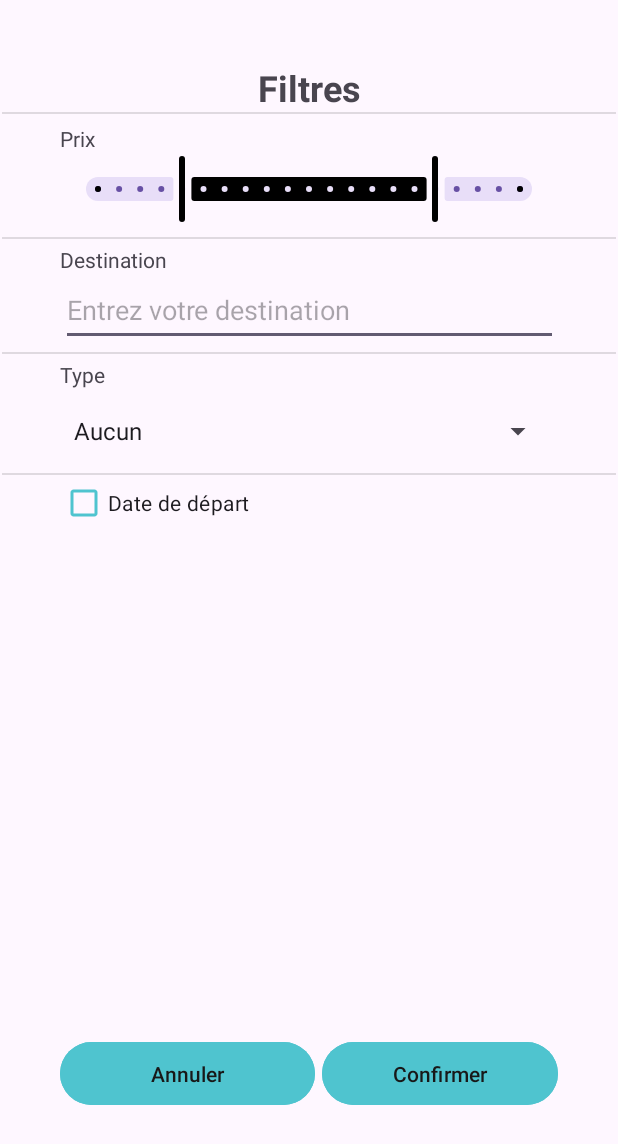
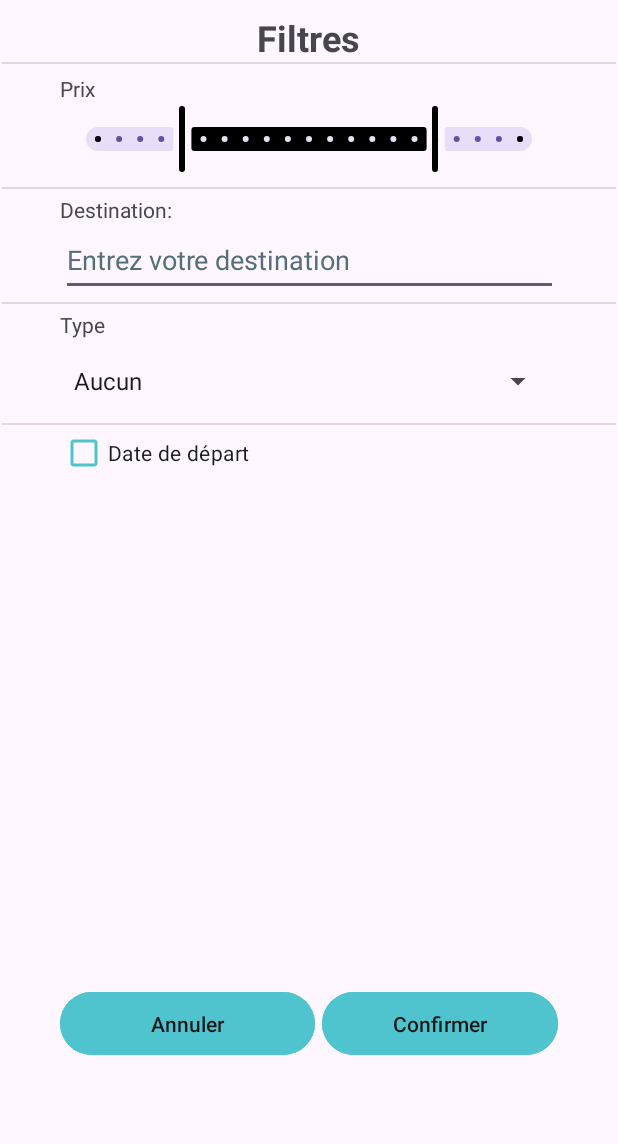
Before and after one commit to ikea400/TCH057-AgenceTouristique, an Android app: the FilterActivity screen opened directly, with no data from a screen before it, on a phone screen of 412 x 824 dp. Shown: the top 1144 px of the screen. Run offline under Robolectric (Android 15) with nearby library versions, the phone set to English and light mode, and no system bars; Roboto replaces fonts that are not available here.

Commit message:
Interfaces presque finie.

```diff
--- a/app/src/main/res/layout/activity_filter.xml
+++ b/app/src/main/res/layout/activity_filter.xml
@@ -26,16 +26,18 @@
         android:layout_width="wrap_content"
         android:layout_height="wrap_content"
         android:orientation="horizontal"
-        app:layout_constraintGuide_begin="42dp" />
+        app:layout_constraintGuide_begin="1dp" />
 
     <TextView
         android:id="@+id/textView3"
         android:layout_width="wrap_content"
         android:layout_height="wrap_content"
+        android:layout_marginTop="8dp"
         android:text="@string/filtres"
         android:textSize="24sp"
         android:textStyle="bold"
         app:layout_constraintEnd_toStartOf="@+id/guideline10"
+        app:layout_constraintHorizontal_bias="0.498"
         app:layout_constraintStart_toStartOf="@+id/guideline9"
         app:layout_constraintTop_toTopOf="@+id/guideline11" />
 
@@ -43,6 +45,7 @@
         android:id="@+id/budgetRange"
         android:layout_width="325dp"
         android:layout_height="45dp"
+        android:contentDescription="@string/prix"
         android:stepSize="50"
         android:valueFrom="0"
         android:valueTo="1000"
@@ -51,7 +54,8 @@
         app:layout_constraintTop_toBottomOf="@+id/textView4"
         app:thumbColor="@color/black"
         app:trackColorActive="@color/black"
-        app:values="@array/price_range" />
+        app:values="@array/price_range"
+        tools:ignore="DuplicateSpeakableTextCheck" />
 
     <TextView
         android:id="@+id/textView4"
@@ -85,7 +89,7 @@
         android:layout_width="wrap_content"
         android:layout_height="wrap_content"
         android:layout_marginTop="4dp"
-        android:text="Destination"
+        android:text="@string/destination"
         app:layout_constraintStart_toStartOf="@+id/guideline9"
         app:layout_constraintTop_toBottomOf="@+id/divider2" />
 
@@ -95,6 +99,7 @@
         android:layout_height="48dp"
         android:completionThreshold="1"
         android:hint="@string/entrez_votre_destination"
+        android:textColorHint="#546E7A"
         app:layout_constraintEnd_toEndOf="parent"
         app:layout_constraintStart_toStartOf="parent"
         app:layout_constraintTop_toBottomOf="@+id/textView5" />
@@ -173,7 +178,7 @@
         android:layout_width="wrap_content"
         android:layout_height="wrap_content"
         android:buttonTint="#4FC4CF"
-        android:text="Date de départ"
+        android:text="@string/date_de_d_part"
         app:buttonIconTint="#181818"
         app:layout_constraintStart_toStartOf="@+id/guideline9"
         app:layout_constraintTop_toBottomOf="@+id/typeSpinner" />
```
